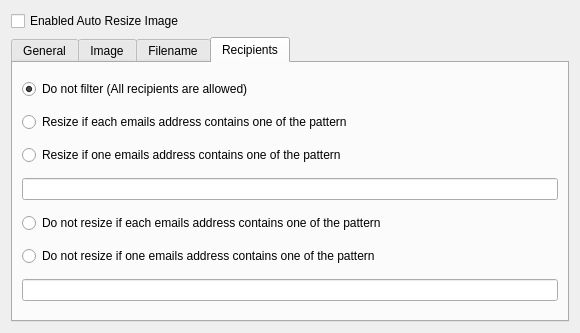
This is messagecomposer/imagescaling/imagescalingwidget.ui in KDE/kdepim as Qt 5 draws it before an edit. The edited form follows.
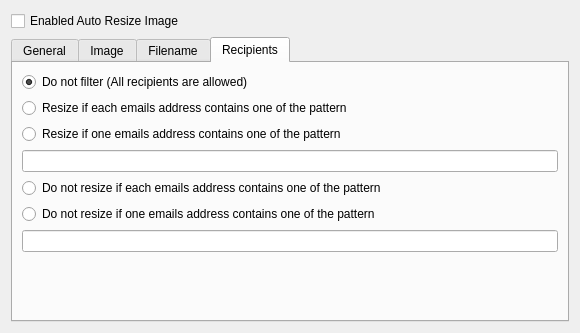
This is the edited form. The open tabs and pages were chosen to show the change. Custom widgets are drawn as their Qt base class.

```diff
--- a/messagecomposer/imagescaling/imagescalingwidget.ui
+++ b/messagecomposer/imagescaling/imagescalingwidget.ui
@@ -397,6 +397,19 @@
        <item>
         <widget class="QLineEdit" name="doNotResizePattern"/>
        </item>
+       <item>
+        <spacer name="verticalSpacer_4">
+         <property name="orientation">
+          <enum>Qt::Vertical</enum>
+         </property>
+         <property name="sizeHint" stdset="0">
+          <size>
+           <width>20</width>
+           <height>40</height>
+          </size>
+         </property>
+        </spacer>
+       </item>
       </layout>
      </widget>
     </widget>
```
